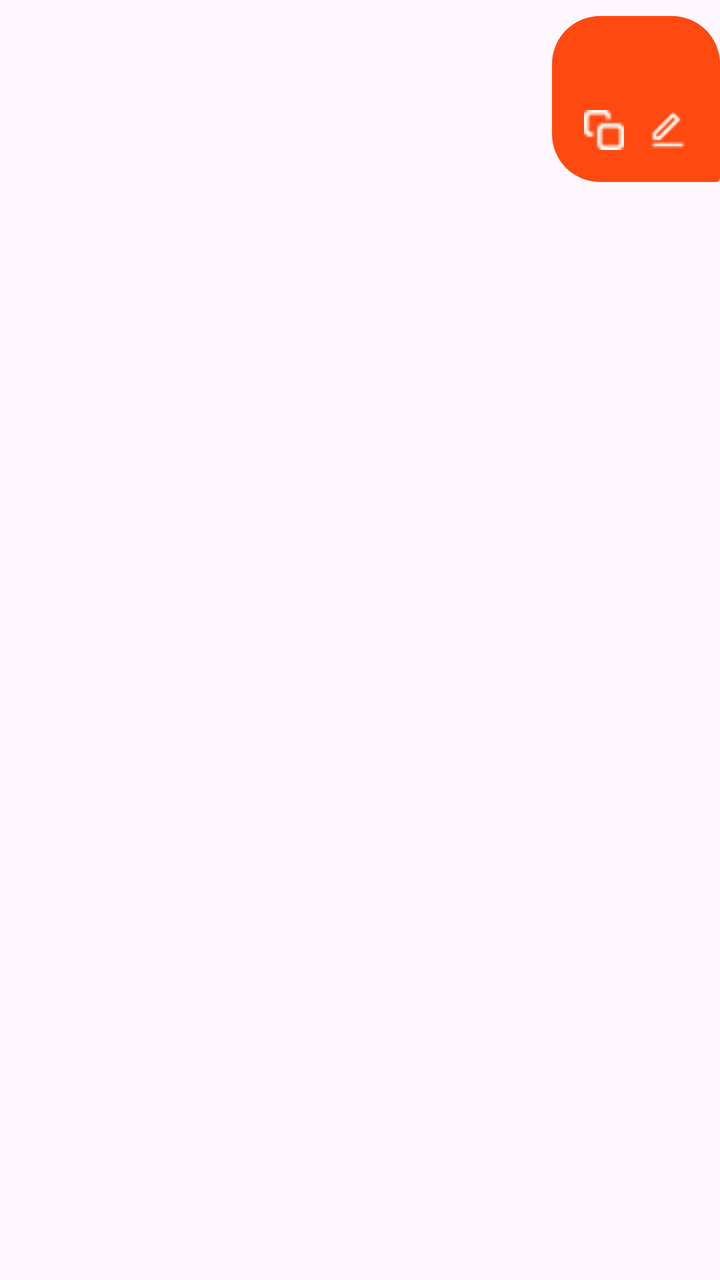
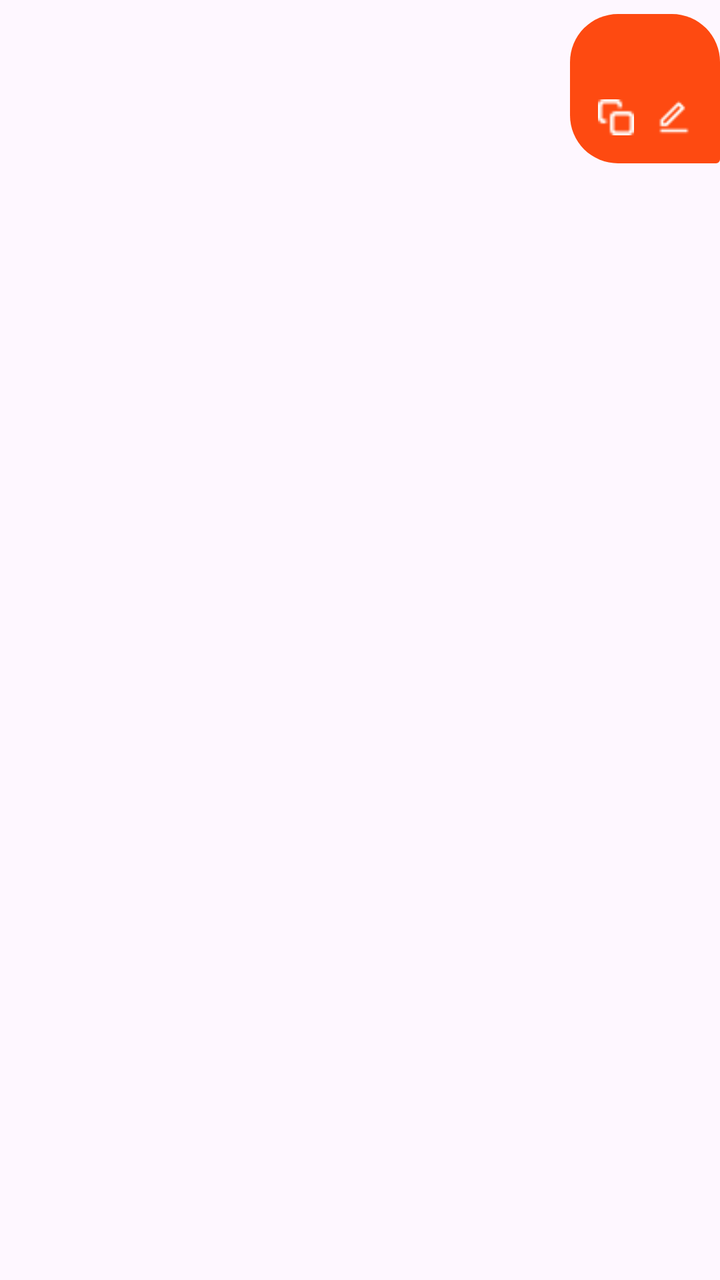

Before-and-after screenshots of an Android layout around one commit, followed by the original layout XML and the change that was made.
<!-- AndroidManifest.xml: application theme Theme.ApolloMobile -->
<!-- res/layout/item_chat_user.xml -->
<?xml version="1.0" encoding="utf-8"?>
<androidx.constraintlayout.widget.ConstraintLayout xmlns:android="http://schemas.android.com/apk/res/android"
    xmlns:app="http://schemas.android.com/apk/res-auto"
    android:layout_width="match_parent"
    android:layout_height="wrap_content"
    android:paddingVertical="8dp">

    <LinearLayout
        android:layout_width="wrap_content"
        android:layout_height="wrap_content"
        android:background="@drawable/bg_chat_user"
        android:orientation="vertical"
        android:padding="16dp"
        app:layout_constrainedWidth="true"
        app:layout_constraintEnd_toEndOf="parent"
        app:layout_constraintStart_toStartOf="@+id/guideline_user"
        app:layout_constraintHorizontal_bias="1"
        app:layout_constraintTop_toTopOf="parent">

        <TextView
            android:id="@+id/tvUserMessage"
            style="@style/apollo_body3"
            android:layout_width="wrap_content"
            android:layout_height="wrap_content"
            android:textColor="@color/neutral_white" />

        <LinearLayout
            android:layout_width="wrap_content"
            android:layout_height="wrap_content"
            android:layout_gravity="end"
            android:layout_marginTop="12dp"
            android:orientation="horizontal">

            <ImageView
                android:id="@+id/ivCopyUser"
                android:layout_width="20dp"
                android:layout_height="20dp"
                android:layout_marginEnd="12dp"
                android:contentDescription="@string/chat_copy"
                android:src="@drawable/ic_copypaste"
                app:tint="@color/neutral_white" />

            <ImageView
                android:id="@+id/ivEditUser"
                android:layout_width="20dp"
                android:layout_height="20dp"
                android:contentDescription="@string/chat_edit"
                android:src="@drawable/ic_edittext"
                app:tint="@color/neutral_white" />
        </LinearLayout>
    </LinearLayout>

    <androidx.constraintlayout.widget.Guideline
        android:id="@+id/guideline_user"
        android:layout_width="wrap_content"
        android:layout_height="wrap_content"
        android:orientation="vertical"
        app:layout_constraintGuide_percent="0.20194647" />

</androidx.constraintlayout.widget.ConstraintLayout>
<!-- resources referenced by this layout -->
<resources>
  <color name="neutral_white">#FFFEFC</color>
  <!-- drawable bg_chat_user (drawable) -->
  <?xml version="1.0" encoding="utf-8"?>
  <shape xmlns:android="http://schemas.android.com/apk/res/android">
      <solid android:color="@color/secondary_three" />
      <corners
          android:topLeftRadius="24dp"
          android:topRightRadius="24dp"
          android:bottomLeftRadius="24dp"
          android:bottomRightRadius="2dp" />
  </shape>
  <!-- drawable ic_copypaste: png bitmap (drawable, 355 bytes) -->
  <!-- drawable ic_edittext: png bitmap (drawable, 315 bytes) -->
  <string name="chat_copy">Copiar texto</string>
  <string name="chat_edit">Editar mensagem</string>
  <style name="apollo_body3" parent="apollo_text_base">
          <item name="android:fontFamily">@font/manrope_regular</item>
          <item name="android:textSize">14sp</item>
      </style>
  <style name="Theme.ApolloMobile" parent="Base.Theme.ApolloMobile" />
  <color name="secondary_three">#FE4A11</color>
  <style name="apollo_text_base">
          <item name="android:textColor">@color/neutral_black</item>
      </style>
  <style name="Base.Theme.ApolloMobile" parent="Theme.Material3.DayNight.NoActionBar">
          
          <item name="colorPrimary">@color/secondary_three</item>
          <item name="android:statusBarColor">@color/secondary_three</item>
          <item name="android:windowLightStatusBar">false</item>
      </style>
  <color name="neutral_black">#1C1C1C</color>
</resources>

<!-- the commit's change to res/layout/item_chat_user.xml (unified diff, before → after) -->
@@ -3,14 +3,14 @@
     xmlns:app="http://schemas.android.com/apk/res-auto"
     android:layout_width="match_parent"
     android:layout_height="wrap_content"
-    android:paddingVertical="8dp">
+    android:paddingVertical="@dimen/space_8">
 
     <LinearLayout
         android:layout_width="wrap_content"
         android:layout_height="wrap_content"
         android:background="@drawable/bg_chat_user"
         android:orientation="vertical"
-        android:padding="16dp"
+        android:padding="@dimen/space_16"
         app:layout_constrainedWidth="true"
         app:layout_constraintEnd_toEndOf="parent"
         app:layout_constraintStart_toStartOf="@+id/guideline_user"
@@ -28,22 +28,22 @@
             android:layout_width="wrap_content"
             android:layout_height="wrap_content"
             android:layout_gravity="end"
-            android:layout_marginTop="12dp"
+            android:layout_marginTop="@dimen/space_12"
             android:orientation="horizontal">
 
             <ImageView
                 android:id="@+id/ivCopyUser"
-                android:layout_width="20dp"
-                android:layout_height="20dp"
-                android:layout_marginEnd="12dp"
+                android:layout_width="@dimen/space_20"
+                android:layout_height="@dimen/space_20"
+                android:layout_marginEnd="@dimen/space_12"
                 android:contentDescription="@string/chat_copy"
                 android:src="@drawable/ic_copypaste"
                 app:tint="@color/neutral_white" />
 
             <ImageView
                 android:id="@+id/ivEditUser"
-                android:layout_width="20dp"
-                android:layout_height="20dp"
+                android:layout_width="@dimen/space_20"
+                android:layout_height="@dimen/space_20"
                 android:contentDescription="@string/chat_edit"
                 android:src="@drawable/ic_edittext"
                 app:tint="@color/neutral_white" />
<!-- resource entries referenced after the edit -->
@@ -1,6 +1,10 @@
 <!-- resources referenced by this layout -->
 <resources>
   <color name="neutral_white">#FFFEFC</color>
+  <dimen name="space_12">10dp</dimen>
+  <dimen name="space_16">13dp</dimen>
+  <dimen name="space_20">16dp</dimen>
+  <dimen name="space_8">6dp</dimen>
   <!-- drawable bg_chat_user (drawable) -->
   <?xml version="1.0" encoding="utf-8"?>
   <shape xmlns:android="http://schemas.android.com/apk/res/android">
@@ -17,13 +21,14 @@
   <string name="chat_edit">Editar mensagem</string>
   <style name="apollo_body3" parent="apollo_text_base">
           <item name="android:fontFamily">@font/manrope_regular</item>
-          <item name="android:textSize">14sp</item>
+          <item name="android:textSize">@dimen/text_14</item>
       </style>
   <style name="Theme.ApolloMobile" parent="Base.Theme.ApolloMobile" />
   <color name="secondary_three">#FE4A11</color>
   <style name="apollo_text_base">
           <item name="android:textColor">@color/neutral_black</item>
       </style>
+  <dimen name="text_14">12.5sp</dimen>
   <style name="Base.Theme.ApolloMobile" parent="Theme.Material3.DayNight.NoActionBar">
           
           <item name="colorPrimary">@color/secondary_three</item>
